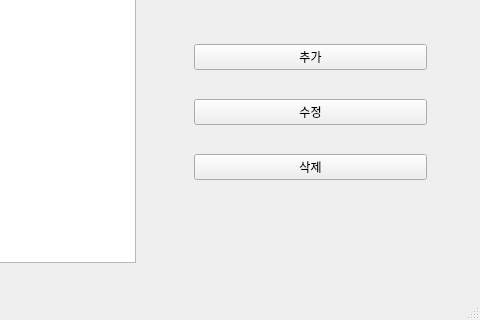
Above: ui/manager.ui from BSEom/miniP_kiosk before the change; both pictures show x 615 to 1095 and y 508 to 828 of the 1095 by 828 pixel window. Below: the same form after it.
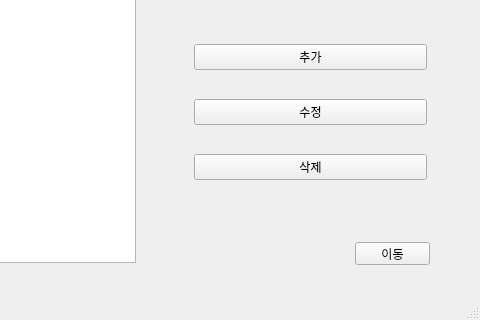
That is the form after the change.

```diff
--- a/ui/manager.ui
+++ b/ui/manager.ui
@@ -258,6 +258,19 @@
     <widget class="QWidget" name="page_3"/>
     <widget class="QWidget" name="page_4"/>
    </widget>
+   <widget class="QPushButton" name="change_btn">
+    <property name="geometry">
+     <rect>
+      <x>970</x>
+      <y>750</y>
+      <width>75</width>
+      <height>23</height>
+     </rect>
+    </property>
+    <property name="text">
+     <string>이동</string>
+    </property>
+   </widget>
   </widget>
   <widget class="QMenuBar" name="menubar">
    <property name="geometry">
```
